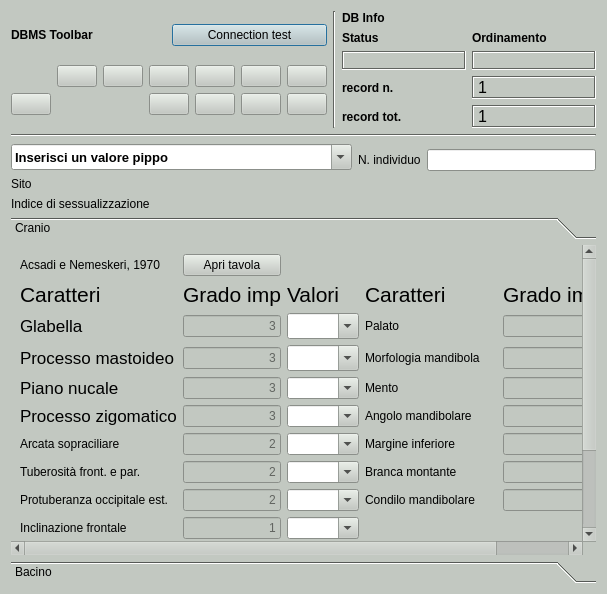
Old version of the form gui/ui/Detsesso.ui in the repository pyarchinit/pyarchinit.
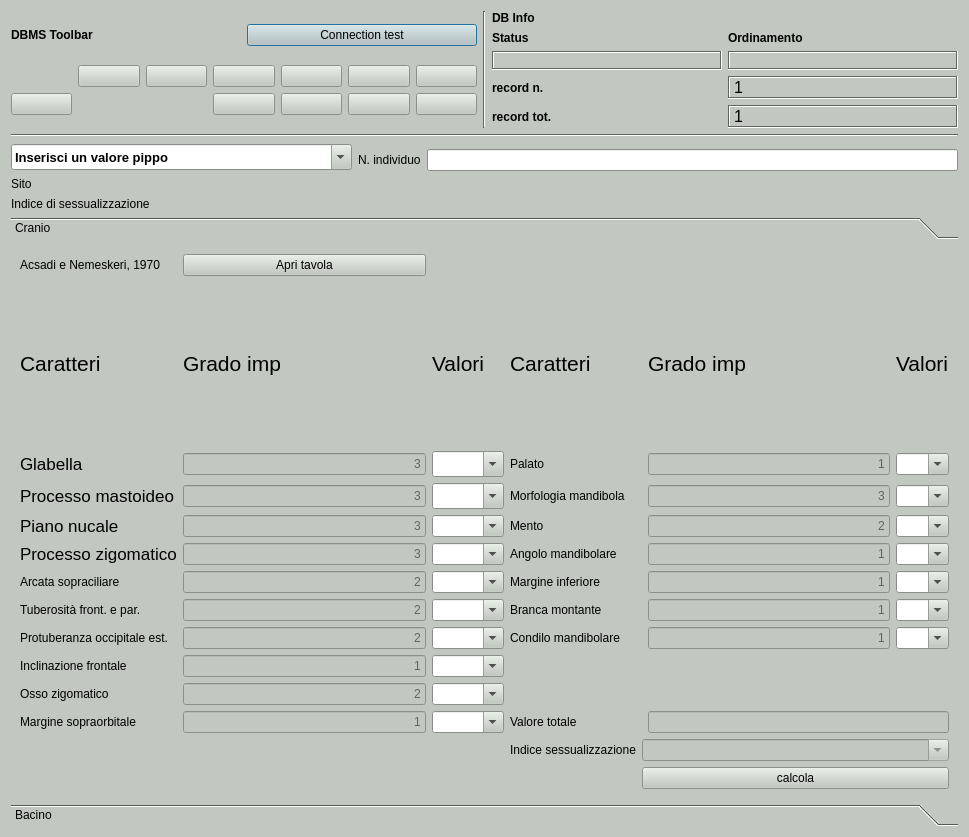
New version of the form. Icons and pictures are not drawn.

Commit message: QPalette not has attribute Placeholder Text

```diff
--- a/gui/ui/Detsesso.ui
+++ b/gui/ui/Detsesso.ui
@@ -6,8 +6,8 @@
    <rect>
     <x>0</x>
     <y>0</y>
-    <width>607</width>
-    <height>594</height>
+    <width>969</width>
+    <height>837</height>
    </rect>
   </property>
   <property name="minimumSize">
@@ -154,15 +154,6 @@
        </color>
       </brush>
      </colorrole>
-     <colorrole role="PlaceholderText">
-      <brush brushstyle="SolidPattern">
-       <color alpha="128">
-        <red>0</red>
-        <green>0</green>
-        <blue>0</blue>
-       </color>
-      </brush>
-     </colorrole>
     </active>
     <inactive>
      <colorrole role="WindowText">
@@ -300,15 +291,6 @@
        </color>
       </brush>
      </colorrole>
-     <colorrole role="PlaceholderText">
-      <brush brushstyle="SolidPattern">
-       <color alpha="128">
-        <red>0</red>
-        <green>0</green>
-        <blue>0</blue>
-       </color>
-      </brush>
-     </colorrole>
     </inactive>
     <disabled>
      <colorrole role="WindowText">
@@ -446,15 +428,6 @@
        </color>
       </brush>
      </colorrole>
-     <colorrole role="PlaceholderText">
-      <brush brushstyle="SolidPattern">
-       <color alpha="128">
-        <red>0</red>
-        <green>0</green>
-        <blue>0</blue>
-       </color>
-      </brush>
-     </colorrole>
     </disabled>
    </palette>
   </property>
@@ -1021,8 +994,8 @@
        <rect>
         <x>0</x>
         <y>0</y>
-        <width>636</width>
-        <height>401</height>
+        <width>947</width>
+        <height>499</height>
        </rect>
       </property>
       <attribute name="label">
```
Left out of the diff: 4 changed lines with no effect on the pictures. The commit also changes 35 other files.
